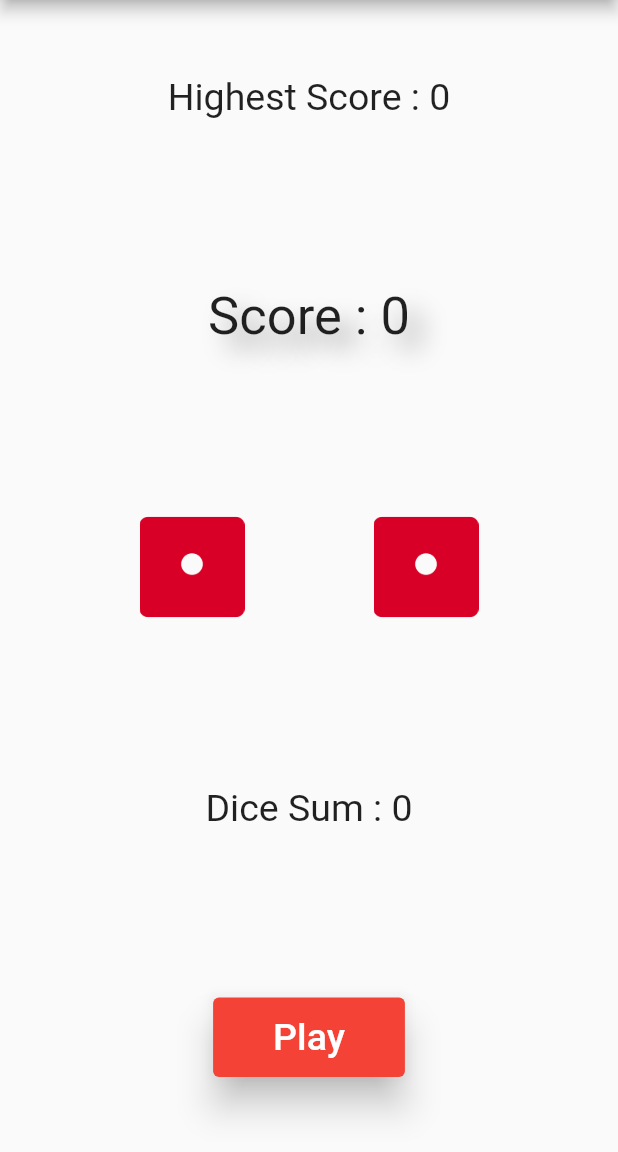
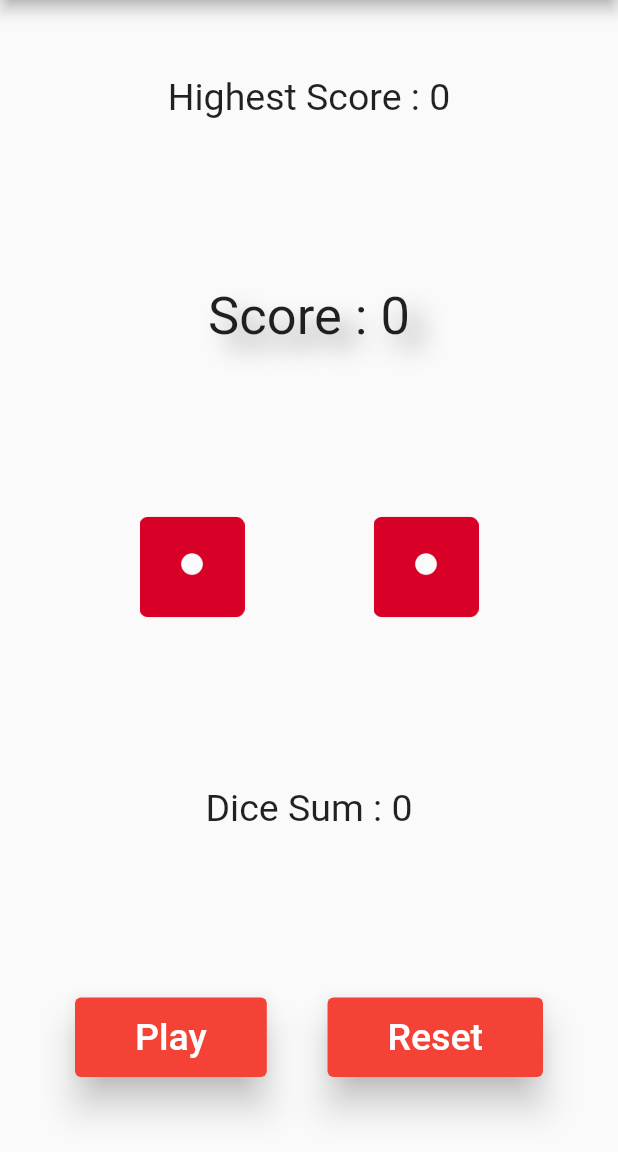
Before and after one commit to tanvirzamancse/dice_game, a Flutter app: the screen it shows after launch, on a phone screen of 412 x 824 dp, the part 84-1236 px from its top. Run offline on Flutter 3.47's test engine with Material 2 defaults, Android fonts, the phone set to English and light mode, and no system bars.

Commit message:
upgrade Reset Button

```diff
--- a/lib/pages/game_page.dart
+++ b/lib/pages/game_page.dart
@@ -79,9 +79,9 @@ class _GamePageState extends State<GamePage> {
                   "Game Over",
                   style: TextStyle(fontSize: 35.0, color: Colors.red),
                 ),
-              // Row(
-              //   mainAxisAlignment: MainAxisAlignment.spaceBetween,
-              //   children: [
+              Row(
+                mainAxisAlignment: MainAxisAlignment.spaceBetween,
+                children: [
                   ElevatedButton(
                     onPressed: playDice,
                     style: ElevatedButton.styleFrom(
@@ -96,22 +96,22 @@ class _GamePageState extends State<GamePage> {
                           color: Colors.white,
                         )),
                   ),
-                  // ElevatedButton(
-                  //   onPressed: resetDice,
-                  //   style: ElevatedButton.styleFrom(
-                  //     elevation: 10.0,
-                  //     primary: Colors.red,
-                  //     padding: const EdgeInsets.fromLTRB(40.0, 12.0, 40.0, 12.0),
-                  //     // maximumSize: Size(200.0, 70.0),
-                  //   ),
-                  //   child: const Text("Reset",
-                  //       style: TextStyle(
-                  //         fontSize: 25.0,
-                  //         color: Colors.white,
-                  //       )),
-                  // ),
-              //   ],
-              // ),
+                  ElevatedButton(
+                    onPressed: resetDice,
+                    style: ElevatedButton.styleFrom(
+                      elevation: 10.0,
+                      primary: Colors.red,
+                      padding: const EdgeInsets.fromLTRB(40.0, 12.0, 40.0, 12.0),
+                      // maximumSize: Size(200.0, 70.0),
+                    ),
+                    child: const Text("Reset",
+                        style: TextStyle(
+                          fontSize: 25.0,
+                          color: Colors.white,
+                        )),
+                  ),
+                ],
+              ),
             ],
           ),
         ),
@@ -137,11 +137,11 @@ class _GamePageState extends State<GamePage> {
     });
   }
 
-  // void resetDice() {
-  //   setState((){
-  //     _score=0;
-  //     _diceSum=0;
-  //     _gameOver=false;
-  //   });
-  // }
+  void resetDice() {
+    setState((){
+      _score=0;
+      _diceSum=0;
+      _gameOver=false;
+    });
+  }
 }
```
